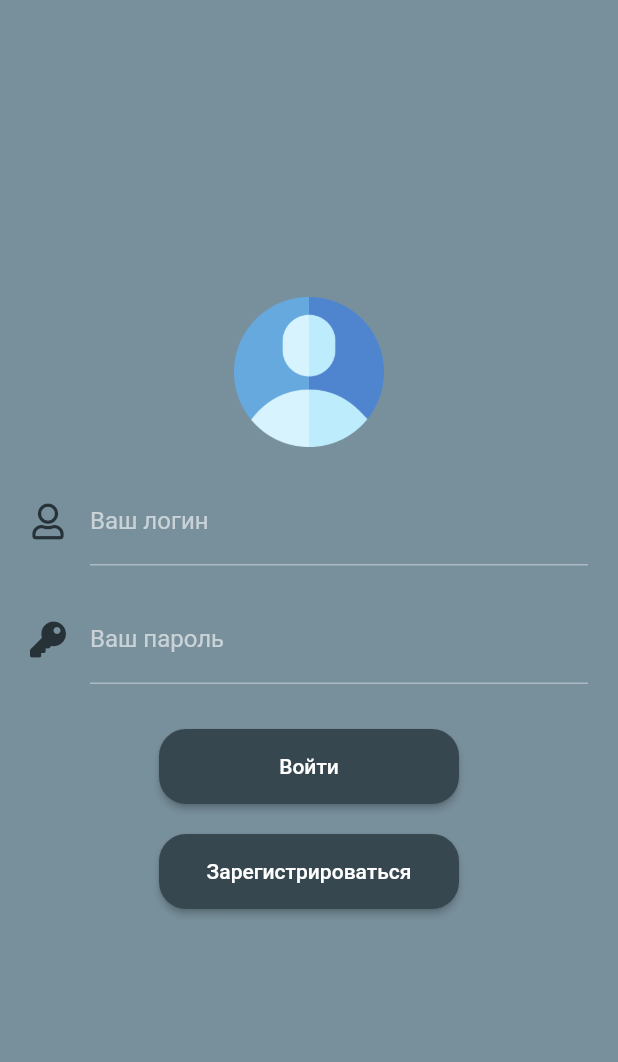
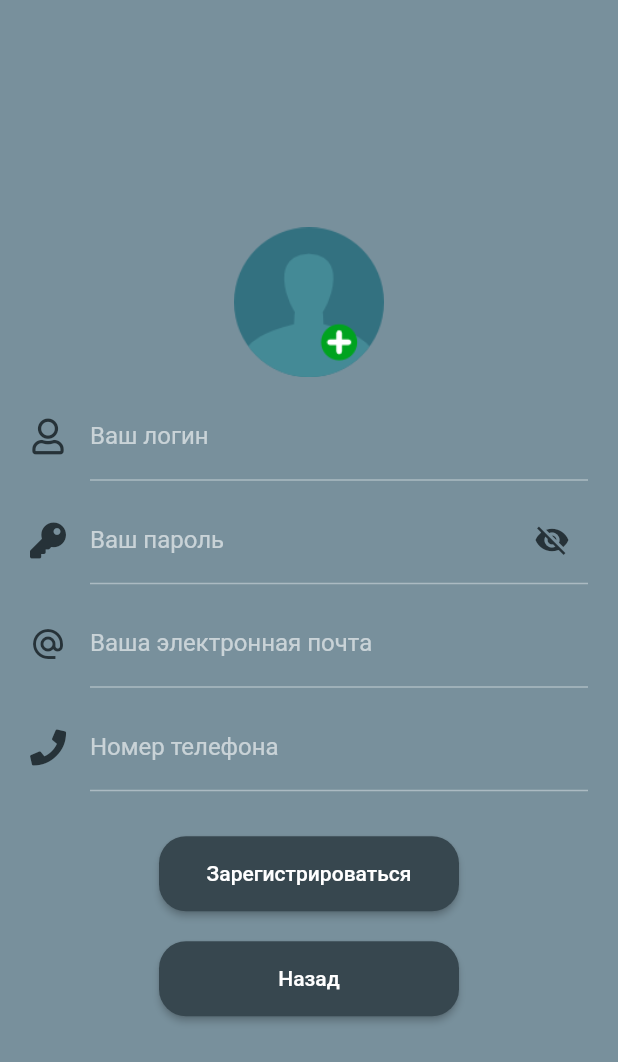
Before and after one commit to Sakorni/sfedunet, a Flutter app: the screen it shows after launch, after a tap on "Зарегистрироваться", on a phone screen of 412 x 824 dp. Shown: the top 1062 px of the screen. Run offline on Flutter 3.47's test engine with Material 2 defaults, Android fonts, the phone set to English and light mode, and no system bars; our stand-ins replace font_awesome_flutter.

Commit message:
Edit password field. Added new form 'register form'

```diff
--- a/lib/main.dart
+++ b/lib/main.dart
@@ -1,5 +1,6 @@
 import 'package:flutter/material.dart';
 import 'package:font_awesome_flutter/font_awesome_flutter.dart';
+import 'package:less_projects/register_form.dart';
 
 
 void main() => runApp(new MyApp());
@@ -25,12 +26,18 @@ class LoginPage extends StatefulWidget {
 class LoginPageState extends State<LoginPage>{
   final loginCon = new TextEditingController();
   final passCon = new TextEditingController();
+
   bool isNameValid = true;
   bool isPassValid = true;
+
   String errLogin = 'Допустимая длина логина: 3-16\nДопустымые символы: a-z A-Z - _';
   String errPass = 'Минимальная длина пароля: 8\nКак минимум одна заглавная буква,\nодна строчная буква,\nодна цифра\nи один специальный символ';
+
   RegExp regExpLogin = new RegExp(r'^[a-zA-Z0-9_-]{3,16}$');
   RegExp regExpPass = new RegExp(r'^(?=.*[a-z])(?=.*[A-Z])(?=.*\d)(?=.*[@$!%*?&])[A-Za-z\d@$!%*?&]{8,}$');
+
+  bool passwordNoVisible = true;
+
   @override
   Widget build(BuildContext context){
     return new Scaffold(
@@ -72,7 +79,7 @@ class LoginPageState extends State<LoginPage>{
                                 });
                               },
                               controller: loginCon,
-                                decoration: new InputDecoration(
+                              decoration: new InputDecoration(
                                 icon: new Icon(FontAwesomeIcons.user, color: Colors.blueGrey[900],),
                                 hintText: 'Введите логин',
                                 labelText: 'Ваш логин',
@@ -97,14 +104,25 @@ class LoginPageState extends State<LoginPage>{
                                 });
                               },
                               controller: passCon,
-                                decoration: new InputDecoration(
+                              obscureText: passwordNoVisible,
+                              decoration: new InputDecoration(
+                                suffixIcon: IconButton(
+                                icon: Icon(
+                                  passwordNoVisible ? Icons.visibility_off: Icons.visibility,
+                                  color: Colors.blueGrey[900],
+                                ),
+                                onPressed: (){
+                                  setState(() {
+                                    passwordNoVisible = !passwordNoVisible;
+                                  });
+                                },
+                              ),
                                 icon: new Icon(FontAwesomeIcons.key, color: Colors.blueGrey[900],),
                                 hintText: 'Введите пароль',
                                 labelText: 'Ваш пароль',
                                 errorText: isPassValid ? null: errPass
                             ),
                               keyboardType: TextInputType.text,
-                              obscureText: true,
                             ),
                           ),
                           new Container(
@@ -124,7 +142,13 @@ class LoginPageState extends State<LoginPage>{
                           new Container(
                             margin: new EdgeInsets.fromLTRB(50.0, 0.0, 50.0, 20.0),
                             child: new MaterialButton(
-                              onPressed: () => {},
+                              onPressed: () => {
+                                Navigator.push(
+                                  context,
+                                  MaterialPageRoute(
+                                    builder: (context) => RegistrationFormPage()),
+                                  )
+                              },
                               color: Colors.blueGrey[800],
                               textColor: Colors.white,
                               child: new Text('Зарегистрироваться'),
--- /dev/null
+++ b/lib/register_form.dart
@@ -0,0 +1,221 @@
+import 'package:flutter/material.dart';
+import 'package:font_awesome_flutter/font_awesome_flutter.dart';
+
+class RegistrationFormPage extends StatefulWidget {
+  @override
+  State createState() => new RegistrationFormState();
+}
+
+class RegistrationFormState extends State<RegistrationFormPage>{
+  final loginConReg = new TextEditingController();
+  final passConReg = new TextEditingController();
+  final emailConReg = new TextEditingController();
+  final phoneConReg = new TextEditingController();
+
+  bool isNameValidReg = true;
+  bool isPassValidReg = true;
+  bool isEmailValidReg = true;
+  bool isPhoneValidReg = true;
+
+  String errLoginReg = 'Допустимая длина логина: 3-16\nДопустымые символы: a-z A-Z - _';
+  String errPassReg = 'Минимальная длина пароля: 8\nКак минимум одна заглавная буква,\nодна строчная буква,\nодна цифра\nи один специальный символ';
+  String errEmailReg = 'Примеры корректного логина логина: test@mail.ru\n3fgh4gfh.dfgdf1@gmail.com и т.д';
+  String errPhoneReg = 'Примеры корректных номеров толефона:\n89999999999\n+79999999999 и т.д';
+
+  RegExp regExpLoginReg = new RegExp(r'^[a-zA-Z0-9_-]{3,16}$');
+  RegExp regExpPassReg = new RegExp(r'^(?=.*[a-z])(?=.*[A-Z])(?=.*\d)(?=.*[@$!%*?&])[A-Za-z\d@$!%*?&]{8,}$');
+  RegExp regExpEmailReg = new RegExp(r'^[a-zA-Z0-9.]+@[a-zA-Z0-9](?:[a-zA-Z0-9-]{0,61}[a-zA-Z0-9])?(?:\.[a-zA-Z0-9](?:[a-zA-Z0-9-]{0,61}[a-zA-Z0-9])?)*$');
+  RegExp regExpPhoneReg = new RegExp(r'^((\+7|8)+([0-9]){10})$');
+
+  bool passwordNoVisibleReg = true;
+
+  @override
+  Widget build(BuildContext context){
+    return new Scaffold(
+      backgroundColor: Colors.blueGrey[400],
+      body: new SafeArea(
+        child: Center(
+          child: new SingleChildScrollView(
+            child: new Column(
+              children: <Widget>[
+                //New user icon
+                new Container(
+                  margin: new EdgeInsets.only(top: 10.0, bottom: 10.0),
+                  width: 100.0,
+                  height: 100.0,
+                  child: new Image(
+                    image: AssetImage('images/add_user.png'),
+                  ),
+                ),
+                new Form(
+                  child: new Theme(
+                    data: new ThemeData(
+                      brightness: Brightness.dark,
+                      primarySwatch: Colors.teal,
+                    ),
+                    child: new Column(
+                      children: <Widget>[
+                        //Login
+                        new Container(
+                          margin: new EdgeInsets.fromLTRB(20.0, 0.0, 20.0, 10.0),
+                          child: new TextFormField(
+                            onChanged: (value){
+                              if(regExpLoginReg.hasMatch(value)){
+                                isNameValidReg = true;
+                              }else if(value.isEmpty){
+                                isNameValidReg = false;
+                              }
+                              else{
+                                isNameValidReg = false;
+                              }
+                              setState(() {
+
+                              });
+                            },
+                            controller: loginConReg,
+                            decoration: new InputDecoration(
+                              icon: new Icon(FontAwesomeIcons.user, color: Colors.blueGrey[900],),
+                              hintText: 'Введите логин',
+                              labelText: 'Ваш логин',
+                              errorText: isNameValidReg ? null : errLoginReg
+                            ),
+                            keyboardType: TextInputType.text,
+                          )
+                        ),
+                        //Passsword
+                        new Container(
+                          margin: new EdgeInsets.fromLTRB(20.0, 0.0, 20.0, 10.0),
+                          child: new TextFormField(
+                            onChanged: (value){
+                              if(regExpPassReg.hasMatch(value)){
+                                isPassValidReg = true;
+                              }else if(value.isEmpty){
+                                isPassValidReg = false;
+                              }
+                              else{
+                                isPassValidReg = false;
+                              }
+                              setState(() {
+
+                              });
+                            },
+                            controller: passConReg,
+                            obscureText: passwordNoVisibleReg,
+                            decoration: new InputDecoration(
+                              suffixIcon: IconButton(
+                                icon: Icon(
+                                  passwordNoVisibleReg ? Icons.visibility_off: Icons.visibility,
+                                  color: Colors.blueGrey[900],
+                                ),
+                                onPressed: (){
+                                  setState(() {
+                                    passwordNoVisibleReg = !passwordNoVisibleReg;
+                                  });
+                                },
+                              ),
+                              icon: new Icon(FontAwesomeIcons.key, color: Colors.blueGrey[900],),
+                              hintText: 'Введите пароль',
+                              labelText: 'Ваш пароль',
+                              errorText: isPassValidReg ? null: errPassReg
+                            ),
+                            keyboardType: TextInputType.text,
+                          )
+                        ),
+                        //Email adress
+                        new Container(
+                          margin: new EdgeInsets.fromLTRB(20.0, 0.0, 20.0, 10.0),
+                          child: new TextFormField(
+                            onChanged: (value){
+                              if(regExpEmailReg.hasMatch(value)){
+                                isEmailValidReg = true;
+                              }else if(value.isEmpty){
+                                isEmailValidReg = false;
+                              }
+                              else{
+                                isEmailValidReg = false;
+                              }
+                              setState(() {
+
+                              });
+                            },
+                            controller: emailConReg,
+                            decoration: new InputDecoration(
+                              icon: new Icon(Icons.alternate_email, color: Colors.blueGrey[900],),
+                              hintText: 'Введите электронную почту',
+                              labelText: 'Ваша электронная почта',
+                              errorText: isEmailValidReg ? null : errEmailReg
+                            ),
+                            keyboardType: TextInputType.emailAddress,
+                          )
+                        ),
+                        //Phone number
+                        new Container(
+                          margin: new EdgeInsets.fromLTRB(20.0, 0.0, 20.0, 20.0),
+                          child: new TextFormField(
+                            onChanged: (value){
+                              if(regExpPhoneReg.hasMatch(value)){
+                                isPhoneValidReg = true;
+                              }else if(value.isEmpty){
+                                isPhoneValidReg = false;
+                              }
+                              else{
+                                isPhoneValidReg = false;
+                              }
+                              setState(() {
+
+                              });
+                            },
+                            controller: phoneConReg,
+                            decoration: new InputDecoration(
+                              icon: new Icon(FontAwesomeIcons.phone, color: Colors.blueGrey[900],),
+                              hintText: 'Введите номер телефона',
+                              labelText: 'Номер телефона',
+                              errorText: isPhoneValidReg ? null: errPhoneReg
+                            ),
+                            keyboardType: TextInputType.phone,
+                          )
+                        ),
+                        //Registration button
+                        new Container(
+                            margin: new EdgeInsets.fromLTRB(50.0, 10.0, 50.0, 10.0),
+                            child: new MaterialButton(
+                              onPressed: () => {},
+                              color: Colors.blueGrey[800],
+                              textColor: Colors.white,
+                              child: new Text('Зарегистрироваться'),
+                              height: 50.0,
+                              minWidth: 200.0,
+                              shape: RoundedRectangleBorder(
+                                borderRadius: BorderRadius.circular(18.0),
+                              ),
+                            ),
+                          ),
+                          //Back to login page
+                          new Container(
+                            margin: new EdgeInsets.fromLTRB(50.0, 10.0, 50.0, 5.0),
+                            child: new MaterialButton(
+                              onPressed: () => {
+                                Navigator.pop(context)
+                              },
+                              color: Colors.blueGrey[800],
+                              textColor: Colors.white,
+                              child: new Text('Назад',),
+                              height: 50.0,
+                              minWidth: 200.0,
+                              shape: RoundedRectangleBorder(
+                                borderRadius: BorderRadius.circular(18.0),
+                              ),
+                            ),
+                          ),
+                      ],
+                    ),
+                  ),
+                )
+              ],
+            )
+          ),
+        ),
+      ),
+    );
+  }
+}
```
Also changed, not shown: pubspec.yaml (+1 -6 lines), images/add_user.png (added), images/social.png (deleted), images/user128.png (deleted), images/user256.png (deleted), images/user512.png (deleted), 2 other files.
